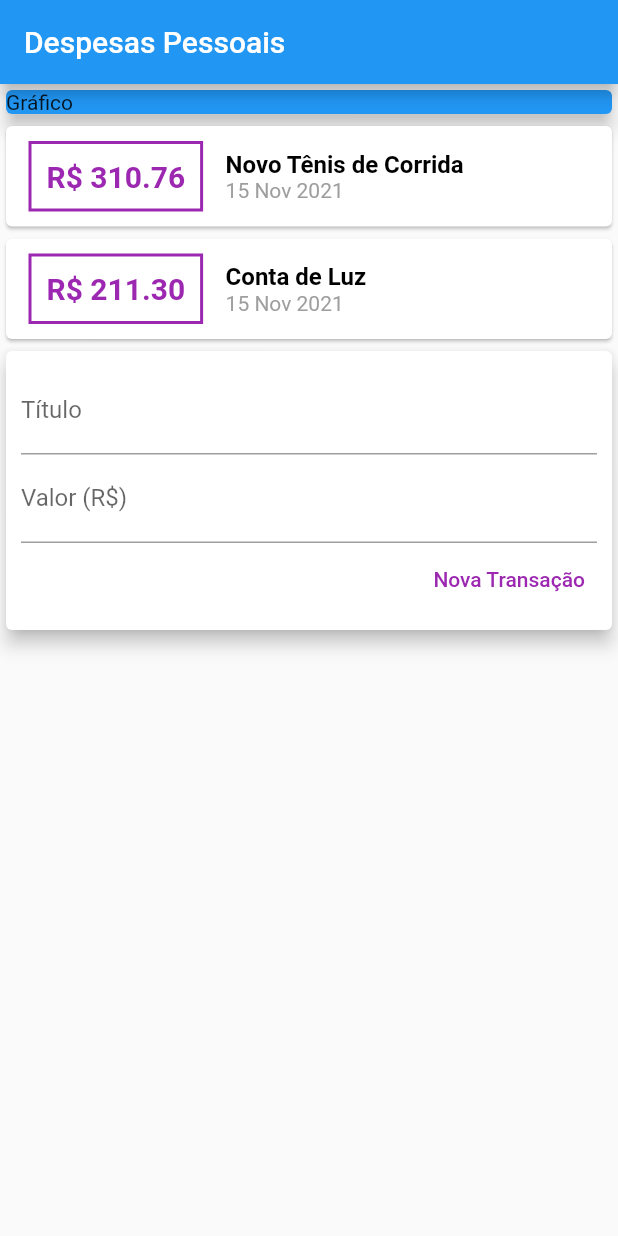
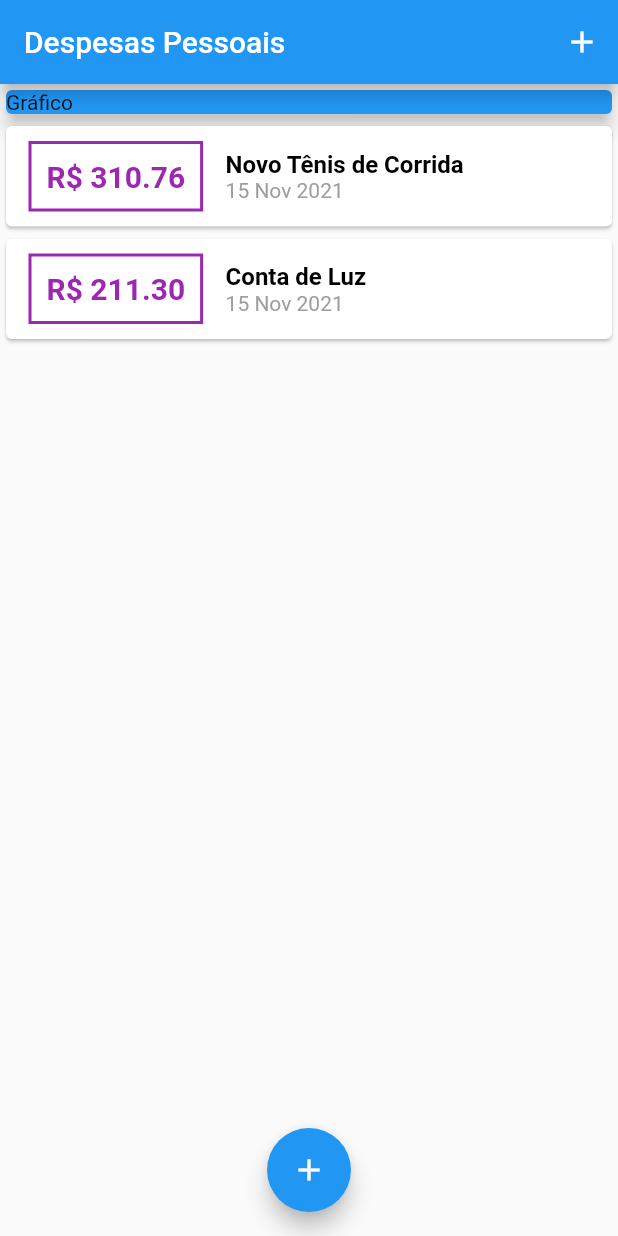
Before and after one commit to fabricio-silva-89/expenses, a Flutter app: the screen it shows after launch, on a phone screen of 412 x 824 dp. Run offline on Flutter 3.47's test engine with Material 2 defaults, Android fonts, the phone set to English and light mode, and no system bars.

Commit message:
Aula 15/11/2021

```diff
--- a/lib/components/transaction_list.dart
+++ b/lib/components/transaction_list.dart
@@ -13,10 +13,12 @@ class TransactionList extends StatelessWidget {
 
   @override
   Widget build(BuildContext context) {
-    return Column(
-      children: transactions
-          .map(
-            (e) => Card(
+    return SizedBox(
+      height: 300.0,
+      child: ListView.builder(
+        itemCount: transactions.length,
+        itemBuilder: (ctx, index) {
+          return Card(
             child: Row(
               children: [
                 Container(
@@ -32,7 +34,7 @@ class TransactionList extends StatelessWidget {
                   ),
                   padding: const EdgeInsets.all(10),
                   child: Text(
-                      'R\$ ${e.value.toStringAsFixed(2)}',
+                    'R\$ ${transactions[index].value.toStringAsFixed(2)}',
                     style: const TextStyle(
                       fontWeight: FontWeight.bold,
                       fontSize: 20,
@@ -44,7 +46,7 @@ class TransactionList extends StatelessWidget {
                   crossAxisAlignment: CrossAxisAlignment.start,
                   children: [
                     Text(
-                        e.title,
+                      transactions[index].title,
                       style: const TextStyle(
                         fontWeight: FontWeight.bold,
                         fontSize: 16,
@@ -52,7 +54,7 @@ class TransactionList extends StatelessWidget {
                       ),
                     ),
                     Text(
-                        DateFormat('d MMM y').format(e.date),
+                      DateFormat('d MMM y').format(transactions[index].date),
                       style: const TextStyle(
                         color: Colors.grey,
                       ),
@@ -61,9 +63,9 @@ class TransactionList extends StatelessWidget {
                 )
               ],
             ),
+          );
+        },
       ),
-          )
-          .toList(),
     );
   }
 }
--- a/lib/components/transaction_user.dart
+++ /dev/null
@@ -1,38 +0,0 @@
-import 'transaction_form.dart';
-import 'transaction_list.dart';
-import '../models/transaction.dart';
-import 'package:flutter/material.dart';
-
-class TransactionUser extends StatefulWidget {
-  const TransactionUser({Key? key}) : super(key: key);
-
-  @override
-  _TransactionUserState createState() => _TransactionUserState();
-}
-
-class _TransactionUserState extends State<TransactionUser> {
-  final transactions = [
-    Transaction(
-      id: 't1',
-      title: 'Novo Tênis de Corrida',
-      value: 310.76,
-      date: DateTime.now(),
-    ),
-    Transaction(
-      id: 't2',
-      title: 'Conta de Luz',
-      value: 211.30,
-      date: DateTime.now(),
-    )
-  ];
-
-  @override
-  Widget build(BuildContext context) {
-    return Column(
-      children: [
-        TransactionList(transactions: transactions),
-        TransactionForm(),
-      ],
-    );
-  }
-}
--- a/lib/main.dart
+++ b/lib/main.dart
@@ -1,6 +1,9 @@
-import 'components/transaction_user.dart';
+import 'dart:math';
+import 'package:flutter/material.dart';
 
-import 'package:flutter/material.dart';
+import 'components/transaction_form.dart';
+import 'components/transaction_list.dart';
+import 'models/transaction.dart';
 
 main() => runApp(const ExpensesApp());
 
@@ -23,23 +26,72 @@ class MyHomePage extends StatefulWidget {
 }
 
 class _MyHomePageState extends State<MyHomePage> {
+  final transactions = [
+    Transaction(
+      id: 't1',
+      title: 'Novo Tênis de Corrida',
+      value: 310.76,
+      date: DateTime.now(),
+    ),
+    Transaction(
+      id: 't2',
+      title: 'Conta de Luz',
+      value: 211.30,
+      date: DateTime.now(),
+    )
+  ];
+
+  void addTransaction(String title, double value) {
+    final newTransaction = Transaction(
+      id: Random().nextDouble().toString(),
+      title: title,
+      value: value,
+      date: DateTime.now(),
+    );
+
+    setState(() {
+      transactions.add(newTransaction);
+    });
+  }
+
+  openTransactioFormModal(BuildContext context) {
+    showModalBottomSheet(
+        context: context,
+        builder: (_) {
+          return TransactionForm(onSubmit: addTransaction);
+        });
+  }
+
   @override
   Widget build(BuildContext context) {
     return Scaffold(
       appBar: AppBar(
         title: const Text('Despesas Pessoais'),
-      ),
-      body: Column(
-        crossAxisAlignment: CrossAxisAlignment.stretch,
-        children: const [
-          Card(
-            child: Text('Gráfico'),
-            elevation: 5,
-            color: Colors.blue,
+        actions: [
+          IconButton(
+            onPressed: () => openTransactioFormModal(context),
+            icon: const Icon(Icons.add),
           ),
-          TransactionUser()
         ],
       ),
+      body: SingleChildScrollView(
+        child: Column(
+          crossAxisAlignment: CrossAxisAlignment.stretch,
+          children: [
+            const Card(
+              child: Text('Gráfico'),
+              elevation: 5,
+              color: Colors.blue,
+            ),
+            TransactionList(transactions: transactions),
+          ],
+        ),
+      ),
+      floatingActionButton: FloatingActionButton(
+        onPressed: () => openTransactioFormModal(context),
+        child: const Icon(Icons.add),
+      ),
+      floatingActionButtonLocation: FloatingActionButtonLocation.centerFloat,
     );
   }
 }
```
Also changed, not shown: lib/components/transaction_form.dart (+28 -3 lines). Lines whose indentation alone changed are shown as unchanged.
